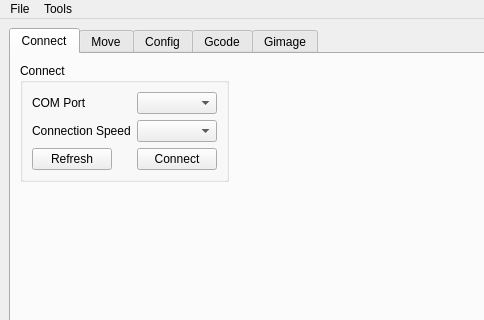
This is src/GuiXYZ_V1.ui in fedetony/GUI_XYZ_GImage as Qt 5 draws it before an edit; both pictures show x 0 to 484 and y 0 to 320 of the 880 by 654 pixel window. The edited form follows.
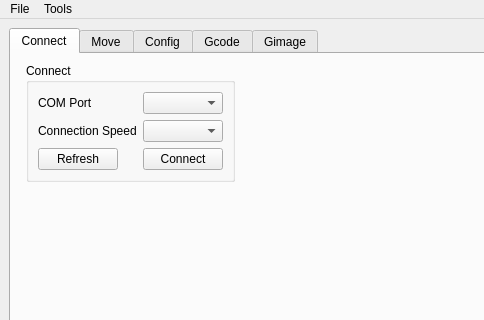
This is the edited form. The open tabs and pages were chosen to show the change. Icons and pictures are not drawn.

Patch:
```diff
--- a/src/GuiXYZ_V1.ui
+++ b/src/GuiXYZ_V1.ui
@@ -37,15 +37,10 @@
         <attribute name="title">
          <string>Connect</string>
         </attribute>
-        <widget class="QWidget" name="layoutWidget">
-         <property name="geometry">
-          <rect>
-           <x>9</x>
-           <y>9</y>
-           <width>324</width>
-           <height>130</height>
-          </rect>
-         </property>
+        <layout class="QFormLayout" name="formLayout_8">
+         <item row="0" column="1">
+          <layout class="QFormLayout" name="formLayout_7">
+           <item row="0" column="0">
          <layout class="QFormLayout" name="formLayout_2">
           <item row="0" column="0">
            <widget class="QGroupBox" name="groupBoxConnect">
@@ -119,7 +114,10 @@
            </widget>
           </item>
          </layout>
-        </widget>
+           </item>
+          </layout>
+         </item>
+        </layout>
        </widget>
        <widget class="QWidget" name="tab">
         <attribute name="title">
```
Left out of the diff: 4 changed lines with no effect on the pictures. Lines whose indentation alone changed are shown as unchanged.
